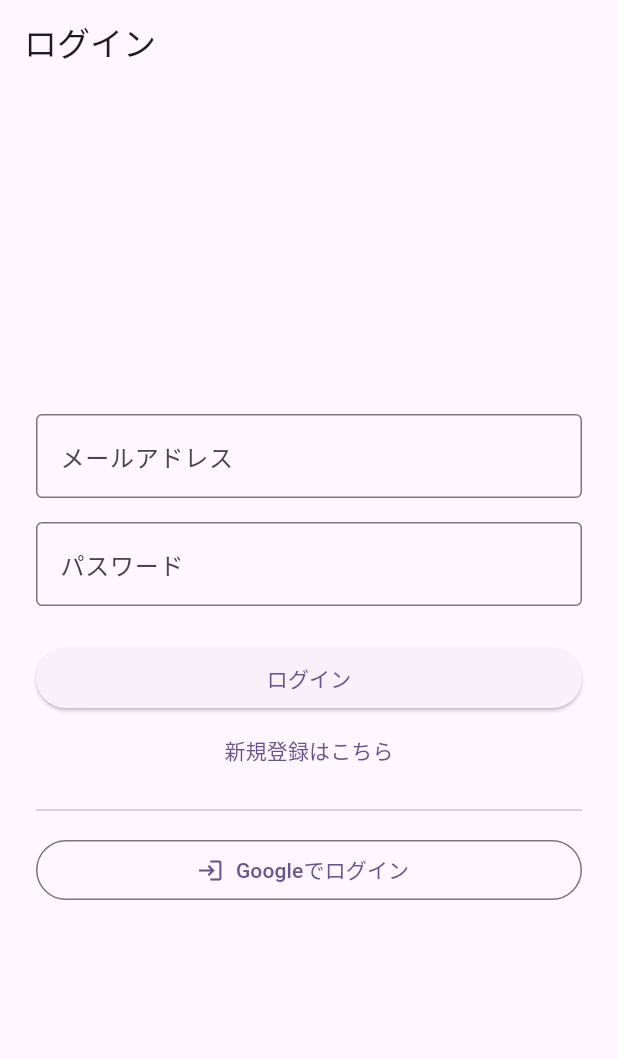
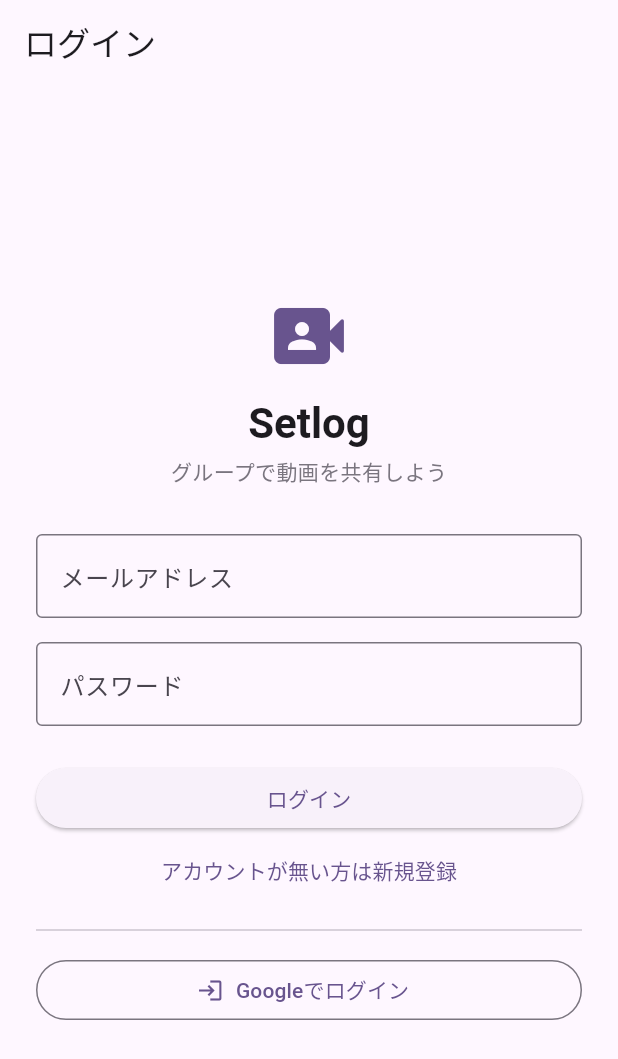
Before and after one commit to HANAUTA/42_hackathon_2026, a Flutter app: the screen it shows after launch, on a phone screen of 412 x 824 dp. Shown: the top 1059 px of the screen. Run offline on Flutter 3.47's test engine with Material 3 defaults, Android fonts, the phone set to English and light mode, and no system bars; our stand-ins replace camera, flutter_dotenv, flutter_riverpod, go_router, supabase_flutter, video_player; accounts and stored records are empty.

Commit message:
ログインを安心して使えるよう改善
- 認証エラーを日本語メッセージに変換する共通部品 auth_errors.dart を追加
  （生の例外を画面に出さない。参加者が不安にならない文言に統一）
- ログイン画面にブランドヘッダー（アプリ名・説明）を追加
- ログイン/新規登録の切替文言を分かりやすく
- プロフィール登録の失敗メッセージも生の例外を出さないよう修正

Co-Authored-By: Claude Opus 4.8 <noreply@anthropic.com>

```diff
--- /dev/null
+++ b/lib/features/auth/auth_errors.dart
@@ -0,0 +1,45 @@
+// 認証エラーをユーザー向けの日本語メッセージに変換する共通処理。
+// 画面には生の例外を出さず、参加者が安心できる文言を返す。
+// 新しいエラーパターンが見つかったら、ここに1か所追加するだけでよい。
+
+import 'package:supabase_flutter/supabase_flutter.dart';
+
+// 認証系の例外を、画面表示用の日本語メッセージに変換する。
+String authErrorMessage(Object error) {
+  if (error is AuthException) {
+    final message = error.message.toLowerCase();
+
+    if (message.contains('invalid login credentials')) {
+      return 'メールアドレスまたはパスワードが正しくありません。';
+    }
+    if (message.contains('already registered') ||
+        message.contains('user already')) {
+      return 'このメールアドレスは既に登録されています。ログインしてください。';
+    }
+    if (message.contains('email not confirmed')) {
+      return 'メールアドレスの確認が完了していません。';
+    }
+    if (message.contains('rate limit') ||
+        message.contains('over_email_send')) {
+      return '試行回数が多すぎます。少し時間をおいて再度お試しください。';
+    }
+    if (message.contains('password')) {
+      return 'パスワードは6文字以上で入力してください。';
+    }
+    if (message.contains('email')) {
+      return 'メールアドレスの形式が正しくありません。';
+    }
+    return '認証に失敗しました。入力内容を確認してください。';
+  }
+
+  // ネットワーク系（dart:io を使わず文字列で判定し、Web/モバイル両対応にする）。
+  final text = error.toString().toLowerCase();
+  if (text.contains('socket') ||
+      text.contains('network') ||
+      text.contains('connection') ||
+      text.contains('failed host')) {
+    return '通信エラーが発生しました。ネットワーク接続を確認してください。';
+  }
+
+  return '予期しないエラーが発生しました。もう一度お試しください。';
+}
--- a/lib/features/auth/login_screen.dart
+++ b/lib/features/auth/login_screen.dart
@@ -6,6 +6,7 @@ import 'package:flutter_riverpod/flutter_riverpod.dart';
 import 'package:go_router/go_router.dart';
 
 import '../../core/supabase_client.dart';
+import 'auth_errors.dart';
 import 'auth_provider.dart';
 
 class LoginScreen extends ConsumerStatefulWidget {
@@ -65,7 +66,7 @@ class _LoginScreenState extends ConsumerState<LoginScreen> {
     ref.listen(authControllerProvider, (prev, next) {
       if (next.hasError) {
         ScaffoldMessenger.of(context).showSnackBar(
-          SnackBar(content: Text('エラー: ${next.error}')),
+          SnackBar(content: Text(authErrorMessage(next.error!))),
         );
       }
     });
@@ -82,6 +83,8 @@ class _LoginScreenState extends ConsumerState<LoginScreen> {
               child: Column(
                 mainAxisSize: MainAxisSize.min,
                 children: [
+                  const _LoginHeader(),
+                  const SizedBox(height: 32),
                   TextFormField(
                     controller: _emailController,
                     keyboardType: TextInputType.emailAddress,
@@ -124,7 +127,7 @@ class _LoginScreenState extends ConsumerState<LoginScreen> {
                         ? null
                         : () => setState(() => _isSignUp = !_isSignUp),
                     child: Text(
-                      _isSignUp ? 'アカウントをお持ちの方はこちら' : '新規登録はこちら',
+                      _isSignUp ? 'アカウントをお持ちの方はログイン' : 'アカウントが無い方は新規登録',
                     ),
                   ),
                   const Divider(height: 32),
@@ -150,3 +153,35 @@ class _LoginScreenState extends ConsumerState<LoginScreen> {
     );
   }
 }
+
+// ログイン画面上部のブランドヘッダー。アプリ名とひとことを表示する。
+class _LoginHeader extends StatelessWidget {
+  const _LoginHeader();
+
+  @override
+  Widget build(BuildContext context) {
+    final theme = Theme.of(context);
+    return Column(
+      children: [
+        Icon(
+          Icons.video_camera_front_rounded,
+          size: 56,
+          color: theme.colorScheme.primary,
+        ),
+        const SizedBox(height: 12),
+        Text(
+          'Setlog',
+          style: theme.textTheme.headlineMedium?.copyWith(
+            fontWeight: FontWeight.bold,
+          ),
+        ),
+        const SizedBox(height: 4),
+        Text(
+          'グループで動画を共有しよう',
+          style: theme.textTheme.bodyMedium
+              ?.copyWith(color: theme.colorScheme.outline),
+        ),
+      ],
+    );
+  }
+}
--- a/lib/features/auth/profile_screen.dart
+++ b/lib/features/auth/profile_screen.dart
@@ -39,10 +39,10 @@ class _ProfileScreenState extends ConsumerState<ProfileScreen> {
       await createProfile(userId: user.id, name: _nameController.text.trim());
       if (!mounted) return;
       context.go('/home');
-    } catch (e) {
+    } catch (_) {
       if (!mounted) return;
       ScaffoldMessenger.of(context).showSnackBar(
-        SnackBar(content: Text('登録に失敗しました: $e')),
+        const SnackBar(content: Text('登録に失敗しました。もう一度お試しください。')),
       );
     } finally {
       if (mounted) setState(() => _isSaving = false);
```
